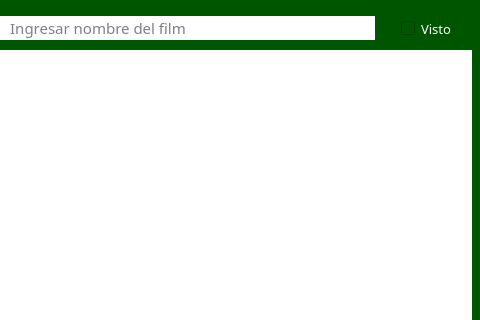
Qt form gui/ventana_buscar.ui (QuitoAr/Cine) before a commit; both pictures show x 189 to 669 and y 0 to 320 of the 669 by 430 pixel window.
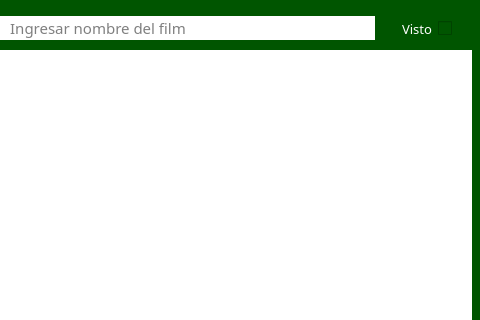
The same form after that commit. Icons and pictures are not drawn.

Commit message: Agregar filtro por películas no vistas y renombrar checkbox en la interfaz de búsqueda

Patch:
```diff
--- a/gui/ventana_buscar.ui
+++ b/gui/ventana_buscar.ui
@@ -121,6 +121,9 @@
         <height>0</height>
        </size>
       </property>
+      <property name="layoutDirection">
+       <enum>Qt::RightToLeft</enum>
+      </property>
       <property name="styleSheet">
        <string notr="true">color: rgb(255, 255, 255);</string>
       </property>
```
Left out of the diff: 2 changed lines with no effect on the pictures. The commit also changes 2 other files.
